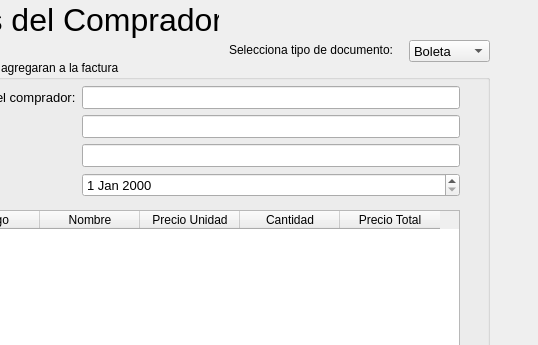
nashvent/libreria, file ui/documento.ui: the form before one commit; both pictures show x 121 to 659 and y 0 to 345 of the 659 by 586 pixel window.
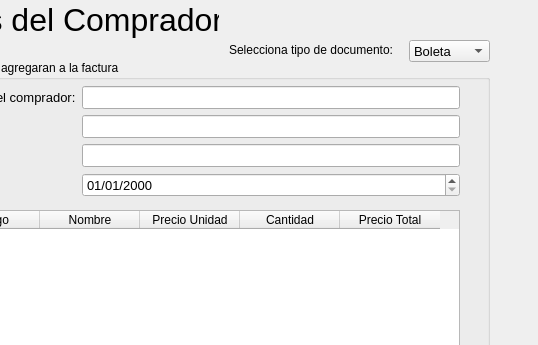
The form after the commit.

The edit to the form file:
```diff
--- a/ui/documento.ui
+++ b/ui/documento.ui
@@ -166,6 +166,19 @@
           <pointsize>10</pointsize>
          </font>
         </property>
+        <property name="dateTime">
+         <datetime>
+          <hour>0</hour>
+          <minute>0</minute>
+          <second>0</second>
+          <year>2000</year>
+          <month>1</month>
+          <day>1</day>
+         </datetime>
+        </property>
+        <property name="displayFormat">
+         <string>dd/MM/yyyy</string>
+        </property>
        </widget>
       </item>
      </layout>
```
